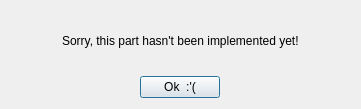
Above: fomod/gui/templates/notimplemented.ui from GandaG/fomod-designer before the change. Below: the same form after it.
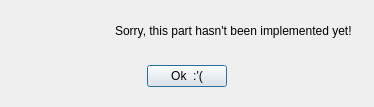
That is the form after the change. Icons and pictures are not drawn.

Commit message: Stopped some windows from resizing. Fixed dock widgets in main window.

```diff
--- a/fomod/gui/templates/notimplemented.ui
+++ b/fomod/gui/templates/notimplemented.ui
@@ -6,21 +6,51 @@
    <rect>
     <x>0</x>
     <y>0</y>
-    <width>361</width>
-    <height>109</height>
+    <width>374</width>
+    <height>107</height>
    </rect>
   </property>
+  <property name="sizePolicy">
+   <sizepolicy hsizetype="Fixed" vsizetype="Fixed">
+    <horstretch>0</horstretch>
+    <verstretch>0</verstretch>
+   </sizepolicy>
+  </property>
+  <property name="maximumSize">
+   <size>
+    <width>374</width>
+    <height>107</height>
+   </size>
+  </property>
   <property name="windowTitle">
    <string>Dialog</string>
   </property>
   <layout class="QVBoxLayout" name="verticalLayout_2">
    <item>
     <layout class="QVBoxLayout" name="verticalLayout">
-     <item alignment="Qt::AlignHCenter">
+     <item>
+      <layout class="QHBoxLayout" name="horizontalLayout">
+       <item alignment="Qt::AlignHCenter|Qt::AlignVCenter">
+        <widget class="QLabel" name="label_2">
+         <property name="sizePolicy">
+          <sizepolicy hsizetype="Preferred" vsizetype="Preferred">
+           <horstretch>1</horstretch>
+           <verstretch>0</verstretch>
+          </sizepolicy>
+         </property>
+         <property name="text">
+          <string/>
+         </property>
+         <property name="pixmap">
+          <pixmap>../logos/1456477754_user-admin.png</pixmap>
+         </property>
+        </widget>
+       </item>
+       <item alignment="Qt::AlignHCenter|Qt::AlignVCenter">
       <widget class="QLabel" name="label">
        <property name="sizePolicy">
         <sizepolicy hsizetype="MinimumExpanding" vsizetype="MinimumExpanding">
-         <horstretch>0</horstretch>
+           <horstretch>3</horstretch>
          <verstretch>0</verstretch>
         </sizepolicy>
        </property>
@@ -29,7 +59,9 @@
        </property>
       </widget>
      </item>
-     <item alignment="Qt::AlignHCenter">
+      </layout>
+     </item>
+     <item alignment="Qt::AlignHCenter|Qt::AlignVCenter">
       <widget class="QPushButton" name="pushButton">
        <property name="sizePolicy">
         <sizepolicy hsizetype="Fixed" vsizetype="Fixed">
```
Lines whose indentation alone changed are shown as unchanged. The commit also changes 2 other files.
